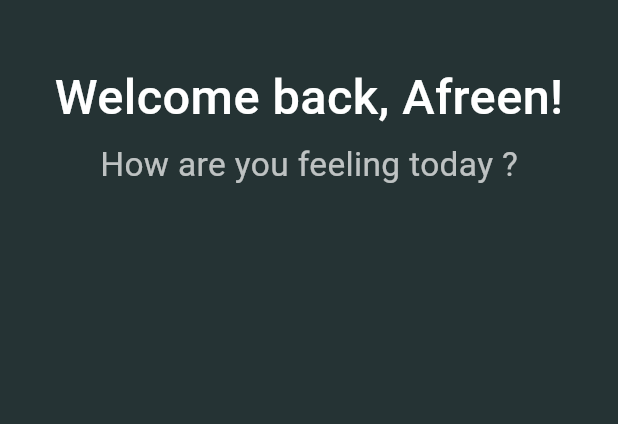
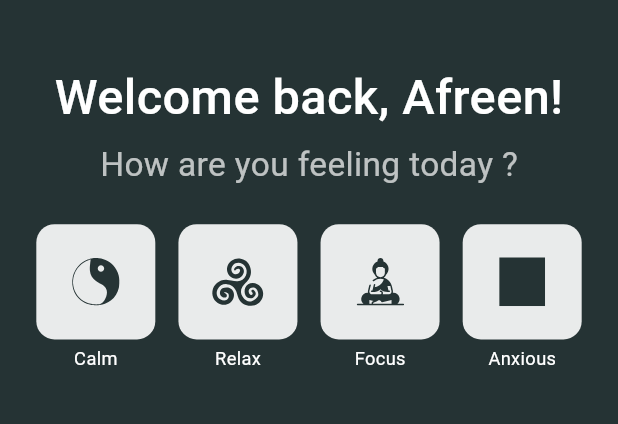
Before and after one commit to mahmoud-elsay/soulsync, a Flutter app: the HomeScreen screen opened by its route, on a phone screen of 412 x 824 dp, the part 80-504 px from its top. Run offline on Flutter 3.47's test engine with Material 3 defaults, Android fonts, the phone set to English and light mode, and no system bars; our stand-ins replace flutter_bloc, flutter_screenutil, flutter_secure_storage, flutter_svg, freezed_annotation, get_it and 3 more; accounts and stored records are empty; project files that could hold a hidden picture were left out.

Commit message:
feat: add new color constant, update imports, and implement MeditationTypesRow in HomeScreen

```diff
--- a/lib/core/theming/color_manager.dart
+++ b/lib/core/theming/color_manager.dart
@@ -8,4 +8,6 @@ class ColorManager {
   static const Color lightGrey = Color(0xFFBEC2C2);
   static Color whiteWith70Opacity = Color(0xFFFFFFFF).withValues(alpha: .70);
   static Color whiteWith90Opacity = Color(0xFFFFFFFF).withValues(alpha: .90);
+
+  static const Color almond = Color(0xFFF7F3F0);
 }
--- a/lib/features/auth/login/logic/login_cubit.dart
+++ b/lib/features/auth/login/logic/login_cubit.dart
@@ -1,5 +1,4 @@
 import 'package:flutter_bloc/flutter_bloc.dart';
-import 'package:soulsync/core/supabase/supabase_result.dart';
 import 'package:soulsync/core/supabase/supabase_error_model.dart';
 import 'package:soulsync/features/auth/login/logic/login_state.dart';
 import 'package:soulsync/features/auth/login/data/repo/login_repo.dart';
--- a/lib/features/home/ui/home_screen.dart
+++ b/lib/features/home/ui/home_screen.dart
@@ -3,6 +3,7 @@ import 'package:soulsync/core/helpers/spacing.dart';
 import 'package:soulsync/core/theming/text_styles.dart';
 import 'package:soulsync/core/widgets/app_top_bar.dart';
 import 'package:flutter_screenutil/flutter_screenutil.dart';
+import 'package:soulsync/features/home/ui/widgets/meditation_types_row.dart';
 
 class HomeScreen extends StatelessWidget {
   const HomeScreen({super.key});
@@ -28,6 +29,8 @@ class HomeScreen extends StatelessWidget {
                 style: TextStyles.whiteWith70OpacityAlegreyaSans22Regular,
               ),
               verticalSpace(24),
+              const MeditationTypesRow(),
+              verticalSpace(24),
             ],
           ),
         ),
--- a/lib/features/home/ui/widgets/meditation_types_row.dart
+++ b/lib/features/home/ui/widgets/meditation_types_row.dart
@@ -1,5 +1,5 @@
-import 'package:flutter/widgets.dart';
-import 'package:flutter_svg/svg.dart';
+import 'package:flutter/material.dart';
+import 'package:flutter_svg/flutter_svg.dart';
 import 'package:soulsync/core/helpers/spacing.dart';
 import 'package:soulsync/core/theming/text_styles.dart';
 import 'package:soulsync/core/theming/color_manager.dart';
@@ -8,20 +8,33 @@ import 'package:flutter_screenutil/flutter_screenutil.dart';
 class MeditationTypesRow extends StatelessWidget {
   const MeditationTypesRow({super.key});
 
-  @override
-  Widget build(BuildContext context) {
+  Widget _buildItem(String iconPath, String label) {
     return Column(
-      mainAxisAlignment: MainAxisAlignment.start,
-
       children: [
         Container(
           width: 72.21.w,
           height: 75.71.h,
-          color: ColorManager.whiteWith90Opacity,
-          child: SvgPicture.asset("assets/svgs/calm_icon.svg"),
+          decoration: BoxDecoration(
+            color: ColorManager.whiteWith90Opacity,
+            borderRadius: BorderRadius.circular(12.r),
+          ),
+          child: Center(child: SvgPicture.asset(iconPath, height: 32.h)),
         ),
         verticalSpace(4),
-        Text("calm",style: TextStyles.whiteAlegreyaSans12Regular,),
+        Text(label, style: TextStyles.whiteAlegreyaSans12Regular),
+      ],
+    );
+  }
+
+  @override
+  Widget build(BuildContext context) {
+    return Row(
+      mainAxisAlignment: MainAxisAlignment.spaceEvenly,
+      children: [
+        _buildItem("assets/svgs/calm_icon.svg", "Calm"),
+        _buildItem("assets/svgs/relax_icon.svg", "Relax"),
+        _buildItem("assets/svgs/focus_icon.svg", "Focus"),
+        _buildItem("assets/svgs/anxious_icon.svg", "Anxious"),
       ],
     );
   }
--- a/lib/features/library/ui/library_screen.dart
+++ b/lib/features/library/ui/library_screen.dart
@@ -1,4 +1,3 @@
-import 'package:flutter/widgets.dart';
 import 'package:flutter/material.dart';
 
 class LibraryScreen extends StatelessWidget {
--- a/lib/features/splash/splash_screen.dart
+++ b/lib/features/splash/splash_screen.dart
@@ -114,7 +114,7 @@ class _SplashScreenState extends State<SplashScreen>
       final supabase = Supabase.instance.client;
       final session = supabase.auth.currentSession;
 
-      if (session != null && session.user != null) {
+      if (session != null) {
         // Restore login state from active session
         await SharedPrefHelper.setData(SharedPrefKeys.isLoggedIn, true);
         await SharedPrefHelper.setSecuredString(
--- a/lib/soul_sync.dart
+++ b/lib/soul_sync.dart
@@ -1,4 +1,3 @@
-import 'core/routes/routes.dart';
 import 'core/routes/app_router.dart';
 import 'package:flutter/material.dart';
 import 'core/theming/color_manager.dart';
```
Also changed, not shown: lib/features/home/ui/widgets/home_list_view_item.dart (added, +19 -0 lines).
